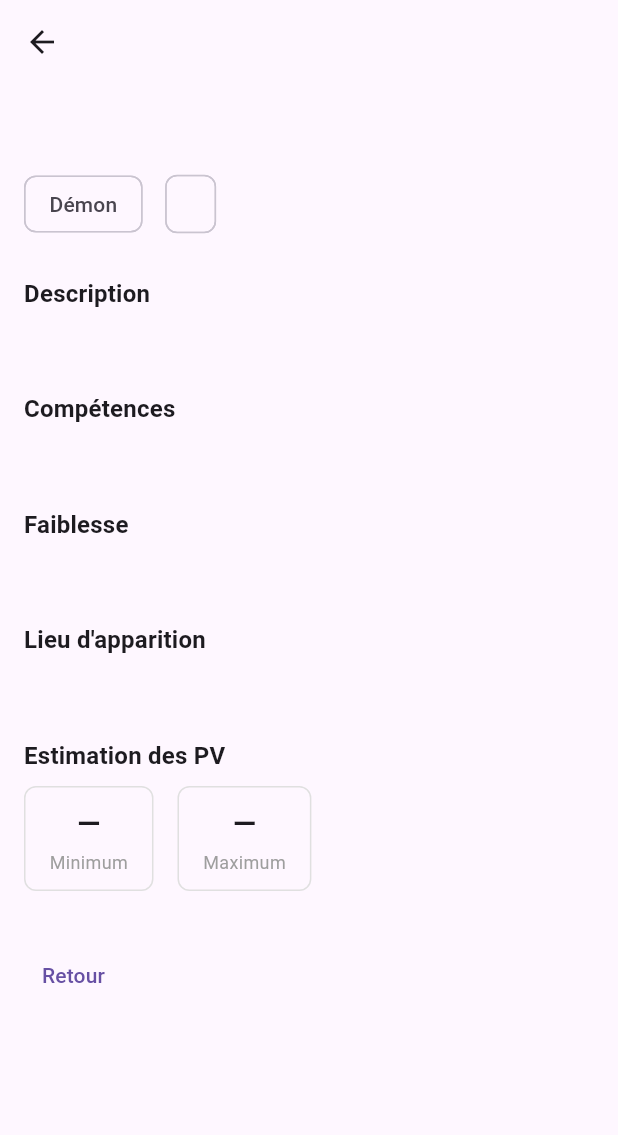
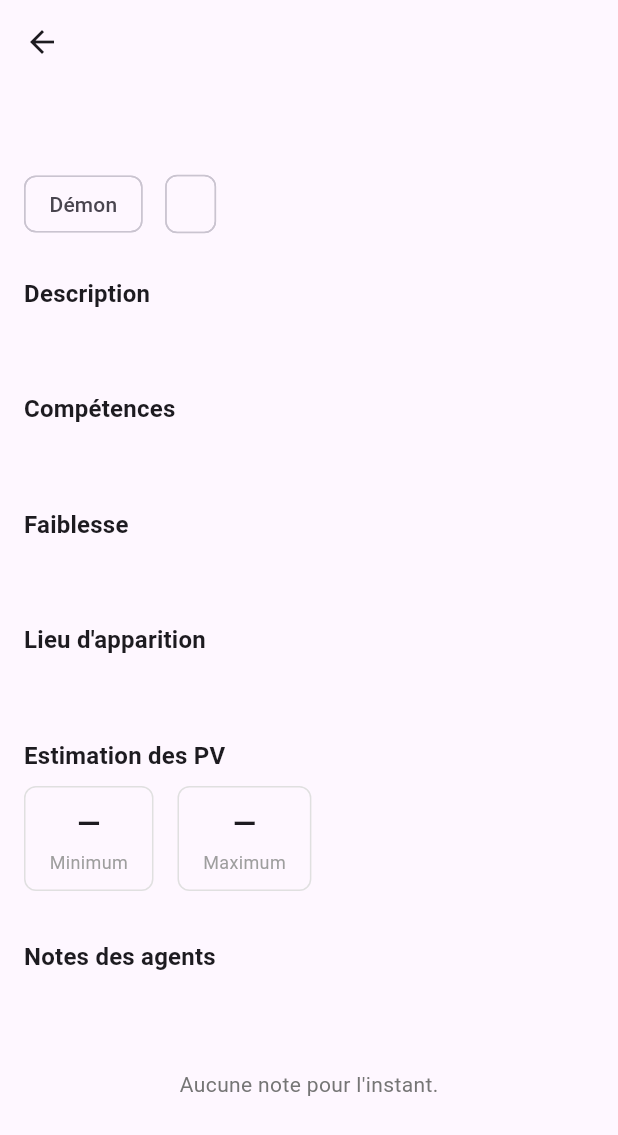
Before and after one commit to Odyce/Hellsing-Undead-or-Alive-App, a Flutter app: the BestiarySheetPage screen opened directly with empty values, on a phone screen of 412 x 824 dp. Shown: the top 1135 px of the screen. Run offline on Flutter 3.47's test engine with Material 3 defaults, Android fonts, the phone set to English and light mode, and no system bars; our stand-ins replace cloud_firestore, file_picker, firebase_auth, firebase_core, flutter_riverpod, image_picker and 2 more; missing offline and left inert: apsl_sun_calc, page_flip; accounts and stored records are empty.

Commit message:
Added agent notes on npcs and bestiary

```diff
--- /dev/null
+++ b/hellsing_undead_or_applive/lib/domain/archives/field_note_model.dart
@@ -0,0 +1,81 @@
+class FieldNote {
+  final String agentDocId;
+  final String agentName;
+  final String? agentPicturePath;
+  final String content;
+  final String date;
+
+  const FieldNote({
+    required this.agentDocId,
+    required this.agentName,
+    this.agentPicturePath,
+    required this.content,
+    required this.date,
+  });
+
+  // --------------------
+  // copyWith
+  // --------------------
+  FieldNote copyWith({
+    String? agentDocId,
+    String? agentName,
+    String? agentPicturePath,
+    String? content,
+    String? date,
+  }) {
+    return FieldNote(
+      agentDocId: agentDocId ?? this.agentDocId,
+      agentName: agentName ?? this.agentName,
+      agentPicturePath: agentPicturePath ?? this.agentPicturePath,
+      content: content ?? this.content,
+      date: date ?? this.date,
+    );
+  }
+
+  // --------------------
+  // Firestore
+  // --------------------
+  // Note : agentDocId n'est pas stocké dans le document Firestore car il
+  // correspond à l'ID du document lui-même.
+  Map<String, dynamic> toMap() {
+    return {
+      "agentName": agentName,
+      "agentPicturePath": agentPicturePath,
+      "content": content,
+      "date": date,
+    };
+  }
+
+  factory FieldNote.fromMap(String docId, Map<String, dynamic> map) {
+    return FieldNote(
+      agentDocId: docId,
+      agentName: map["agentName"] as String? ?? 'Agent',
+      agentPicturePath: map["agentPicturePath"] as String?,
+      content: map["content"] as String? ?? '',
+      date: map["date"] as String? ?? '03/03/1877',
+    );
+  }
+
+  // --------------------
+  // JSON pur
+  // --------------------
+  Map<String, dynamic> toJson() {
+    return {
+      "agentDocId": agentDocId,
+      "agentName": agentName,
+      "agentPicturePath": agentPicturePath,
+      "content": content,
+      "date": date,
+    };
+  }
+
+  factory FieldNote.fromJson(Map<String, dynamic> json) {
+    return FieldNote(
+      agentDocId: json["agentDocId"] as String? ?? '',
+      agentName: json["agentName"] as String? ?? 'Agent',
+      agentPicturePath: json["agentPicturePath"] as String?,
+      content: json["content"] as String? ?? '',
+      date: json["date"] as String? ?? '03/03/1877',
+    );
+  }
+}
--- a/hellsing_undead_or_applive/lib/domain/models.dart
+++ b/hellsing_undead_or_applive/lib/domain/models.dart
@@ -13,3 +13,4 @@ export 'archives/missions_model.dart';
 export 'archives/archives_repository.dart';
 export 'archives/npc_model.dart';
 export 'archives/objects_model.dart';
+export 'archives/field_note_model.dart';
--- a/hellsing_undead_or_applive/lib/pages/archives/bestiary/bestiary_sheet.dart
+++ b/hellsing_undead_or_applive/lib/pages/archives/bestiary/bestiary_sheet.dart
@@ -1,5 +1,6 @@
 import 'package:flutter/material.dart';
 import 'package:hellsing_undead_or_applive/domain/models.dart';
+import 'package:hellsing_undead_or_applive/pages/archives/widgets/field_notes_section.dart';
 import 'package:hellsing_undead_or_applive/routes/routes.dart';
 
 class BestiarySheetPage extends StatefulWidget {
@@ -163,6 +164,10 @@ class _BestiarySheetPageState extends State<BestiarySheetPage> {
             ),
             const SizedBox(height: 32),
 
+            // ── Notes des agents ──────────────────────────────────────────────
+            FieldNotesSection(targetType: 'monster', targetId: monster.id),
+            const SizedBox(height: 32),
+
             // ── Retour ────────────────────────────────────────────────────────
             Align(
               alignment: Alignment.centerLeft,
--- a/hellsing_undead_or_applive/lib/pages/archives/npcs/npc_sheet.dart
+++ b/hellsing_undead_or_applive/lib/pages/archives/npcs/npc_sheet.dart
@@ -1,5 +1,6 @@
 import 'package:flutter/material.dart';
 import 'package:hellsing_undead_or_applive/domain/models.dart';
+import 'package:hellsing_undead_or_applive/pages/archives/widgets/field_notes_section.dart';
 import 'package:hellsing_undead_or_applive/routes/routes.dart';
 
 class NpcSheetPage extends StatelessWidget {
@@ -103,6 +104,10 @@ class NpcSheetPage extends StatelessWidget {
             Text(pnj.description),
             const SizedBox(height: 32),
 
+            // ── Notes des agents ──────────────────────────────────────────────
+            FieldNotesSection(targetType: 'npc', targetId: pnj.id),
+            const SizedBox(height: 32),
+
             // ── Retour ────────────────────────────────────────────────────────
             Align(
               alignment: Alignment.centerLeft,
--- /dev/null
+++ b/hellsing_undead_or_applive/lib/pages/archives/widgets/field_notes_section.dart
@@ -0,0 +1,325 @@
+import 'package:cloud_firestore/cloud_firestore.dart';
+import 'package:firebase_auth/firebase_auth.dart';
+import 'package:flutter/material.dart';
+import 'package:hellsing_undead_or_applive/domain/models.dart';
+
+// ─── Référence légère à un agent ──────────────────────────────────────────────
+
+class _AgentRef {
+  final String docId;
+  final String name;
+  final String? picturePath;
+
+  const _AgentRef(this.docId, this.name, this.picturePath);
+
+  @override
+  bool operator ==(Object other) => other is _AgentRef && other.docId == docId;
+
+  @override
+  int get hashCode => docId.hashCode;
+}
+
+// ─── Widget principal ─────────────────────────────────────────────────────────
+
+/// Section "Notes des agents" à inclure dans une fiche PNJ ou Bestiaire.
+///
+/// [targetType] : 'npc' ou 'monster'
+/// [targetId]   : l'identifiant entier de l'entité
+class FieldNotesSection extends StatefulWidget {
+  final String targetType;
+  final int targetId;
+
+  const FieldNotesSection({
+    super.key,
+    required this.targetType,
+    required this.targetId,
+  });
+
+  @override
+  State<FieldNotesSection> createState() => _FieldNotesSectionState();
+}
+
+class _FieldNotesSectionState extends State<FieldNotesSection> {
+  List<FieldNote> _notes = [];
+  List<_AgentRef> _agents = [];
+  bool _loading = true;
+
+  /// Clé du document Firestore : "npc_42" ou "monster_7"
+  String get _docKey => '${widget.targetType}_${widget.targetId}';
+
+  /// Référence à la sous-collection d'entrées pour cette entité
+  CollectionReference<Map<String, dynamic>> get _entriesRef =>
+      FirebaseFirestore.instance
+          .collection('common')
+          .doc('archives')
+          .collection('field_notes')
+          .doc(_docKey)
+          .collection('entries');
+
+  // ─── Chargement ─────────────────────────────────────────────────────────────
+
+  @override
+  void initState() {
+    super.initState();
+    _load();
+  }
+
+  Future<void> _load() async {
+    final user = FirebaseAuth.instance.currentUser;
+    if (user == null) {
+      if (mounted) setState(() => _loading = false);
+      return;
+    }
+
+    final agentsSnap = await FirebaseFirestore.instance
+        .collection('users')
+        .doc(user.uid)
+        .collection('agents')
+        .where(FieldPath.documentId, isNotEqualTo: '_meta_')
+        .get();
+
+    final notesSnap = await _entriesRef.get();
+
+    if (!mounted) return;
+
+    setState(() {
+      _agents = agentsSnap.docs.map((doc) {
+        final pic = doc['profilPicturePath'] as String?;
+        return _AgentRef(
+          doc.id,
+          doc['name'] as String? ?? 'Agent',
+          (pic != null && pic.trim().isNotEmpty) ? pic : null,
+        );
+      }).toList();
+
+      _notes = notesSnap.docs
+          .map((doc) => FieldNote.fromMap(doc.id, doc.data()))
+          .toList();
+
+      _loading = false;
+    });
+  }
+
+  // ─── Agents éligibles (sans note existante) ──────────────────────────────────
+
+  List<_AgentRef> get _eligibleAgents {
+    final usedIds = _notes.map((n) => n.agentDocId).toSet();
+    return _agents.where((a) => !usedIds.contains(a.docId)).toList();
+  }
+
+  // ─── Dialogue d'ajout ────────────────────────────────────────────────────────
+
+  Future<void> _showAddNoteDialog() async {
+    final eligible = _eligibleAgents;
+    if (eligible.isEmpty) return;
+
+    _AgentRef selected = eligible.first;
+    final noteCtrl = TextEditingController();
+    final dateCtrl = TextEditingController(text: '03/03/1877');
+
+    await showDialog<void>(
+      context: context,
+      builder: (ctx) => StatefulBuilder(
+        builder: (ctx, setDs) => AlertDialog(
+          title: const Text('Laisser une note'),
+          content: SingleChildScrollView(
+            child: Column(
+              mainAxisSize: MainAxisSize.min,
+              crossAxisAlignment: CrossAxisAlignment.start,
+              children: [
+                // ── Sélection de l'agent ──────────────────────────────────────
+                const Text('Agent :'),
+                DropdownButton<_AgentRef>(
+                  value: selected,
+                  isExpanded: true,
+                  items: eligible
+                      .map((a) => DropdownMenuItem(
+                            value: a,
+                            child: Text(a.name),
+                          ))
+                      .toList(),
+                  onChanged: (a) {
+                    if (a != null) setDs(() => selected = a);
+                  },
+                ),
+                const SizedBox(height: 12),
+
+                // ── Contenu de la note ────────────────────────────────────────
+                TextField(
+                  controller: noteCtrl,
+                  maxLines: 4,
+                  decoration: const InputDecoration(
+                    labelText: 'Note',
+                    border: OutlineInputBorder(),
+                  ),
+                ),
+                const SizedBox(height: 12),
+
+                // ── Date ──────────────────────────────────────────────────────
+                TextField(
+                  controller: dateCtrl,
+                  decoration: const InputDecoration(
+                    labelText: 'Date (JJ/MM/AAAA)',
+                    border: OutlineInputBorder(),
+                  ),
+                ),
+              ],
+            ),
+          ),
+          actions: [
+            TextButton(
+              onPressed: () => Navigator.pop(ctx),
+              child: const Text('Annuler'),
+            ),
+            ElevatedButton(
+              onPressed: () async {
+                final content = noteCtrl.text.trim();
+                if (content.isEmpty) return;
+
+                final date = dateCtrl.text.trim().isEmpty
+                    ? '03/03/1877'
+                    : dateCtrl.text.trim();
+
+                // Le docId de l'agent est utilisé comme ID du document,
+                // ce qui garantit une seule note par agent par entité.
+                await _entriesRef.doc(selected.docId).set(
+                  FieldNote(
+                    agentDocId: selected.docId,
+                    agentName: selected.name,
+                    agentPicturePath: selected.picturePath,
+                    content: content,
+                    date: date,
+                  ).toMap(),
+                );
+
+                if (ctx.mounted) Navigator.pop(ctx);
+                await _load();
+              },
+              child: const Text('Valider'),
+            ),
+          ],
+        ),
+      ),
+    );
+  }
+
+  // ─── Build ───────────────────────────────────────────────────────────────────
+
+  @override
+  Widget build(BuildContext context) {
+    if (_loading) {
+      return const SizedBox(
+        height: 60,
+        child: Center(child: CircularProgressIndicator()),
+      );
+    }
+
+    final eligible = _eligibleAgents;
+
+    return Column(
+      crossAxisAlignment: CrossAxisAlignment.start,
+      children: [
+        // ── En-tête section ────────────────────────────────────────────────────
+        Row(
+          children: [
+            Text(
+              'Notes des agents',
+              style: Theme.of(context)
+                  .textTheme
+                  .titleMedium
+                  ?.copyWith(fontWeight: FontWeight.bold),
+            ),
+            const Spacer(),
+            if (eligible.isNotEmpty)
+              TextButton.icon(
+                onPressed: _showAddNoteDialog,
+                icon: const Icon(Icons.edit_note, size: 18),
+                label: const Text('Laisser une note'),
+              ),
+          ],
+        ),
+        const SizedBox(height: 8),
+
+        // ── Liste des notes (scroll horizontal) ────────────────────────────────
+        SizedBox(
+          height: 130,
+          child: _notes.isEmpty
+              ? Center(
+                  child: Text(
+                    "Aucune note pour l'instant.",
+                    style: TextStyle(color: Colors.grey.shade600),
+                  ),
+                )
+              : ListView.separated(
+                  scrollDirection: Axis.horizontal,
+                  itemCount: _notes.length,
+                  separatorBuilder: (_, __) => const SizedBox(width: 12),
+                  itemBuilder: (_, i) => _NoteCard(note: _notes[i]),
+                ),
+        ),
+      ],
+    );
+  }
+}
+
+// ─── Carte d'une note ─────────────────────────────────────────────────────────
+
+class _NoteCard extends StatelessWidget {
+  final FieldNote note;
+  const _NoteCard({required this.note});
+
+  @override
+  Widget build(BuildContext context) {
+    final hasPic =
+        note.agentPicturePath != null && note.agentPicturePath!.isNotEmpty;
+
+    return Container(
+      width: 260,
+      padding: const EdgeInsets.all(12),
+      decoration: BoxDecoration(
+        border: Border.all(color: Colors.grey.shade300),
+        borderRadius: BorderRadius.circular(8),
+      ),
+      child: Row(
+        crossAxisAlignment: CrossAxisAlignment.start,
+        children: [
+          // ── Avatar de l'agent ────────────────────────────────────────────────
+          CircleAvatar(
+            radius: 22,
+            backgroundImage:
+                hasPic ? NetworkImage(note.agentPicturePath!) : null,
+            child: hasPic ? null : const Icon(Icons.person, size: 22),
+          ),
+          const SizedBox(width: 10),
+
+          // ── Texte : note + signature ─────────────────────────────────────────
+          Expanded(
+            child: Column(
+              crossAxisAlignment: CrossAxisAlignment.start,
+              children: [
+                Expanded(
+                  child: Text(
+                    '"${note.content}"',
+                    style: const TextStyle(
+                      fontStyle: FontStyle.italic,
+                      fontSize: 13,
+                    ),
+                    overflow: TextOverflow.fade,
+                  ),
+                ),
+                const SizedBox(height: 4),
+                Text(
+                  '${note.agentName}, ${note.date}',
+                  style: TextStyle(
+                    fontSize: 11,
+                    color: Colors.grey.shade600,
+                  ),
+                ),
+              ],
+            ),
+          ),
+        ],
+      ),
+    );
+  }
+}
--- a/hellsing_undead_or_applive/lib/pages/models.dart
+++ b/hellsing_undead_or_applive/lib/pages/models.dart
@@ -28,4 +28,5 @@ export 'archives/resDev/res_dev_sheet.dart';
 export 'archives/resDev/create_res_dev_form.dart';
 export 'archives/resDev/res_dev_project_form.dart';
 export 'archives/resDev/res_dev_project_sheet.dart';
+export 'archives/widgets/field_notes_section.dart';
 export 'calendar/moon_calendar_page.dart';
```
